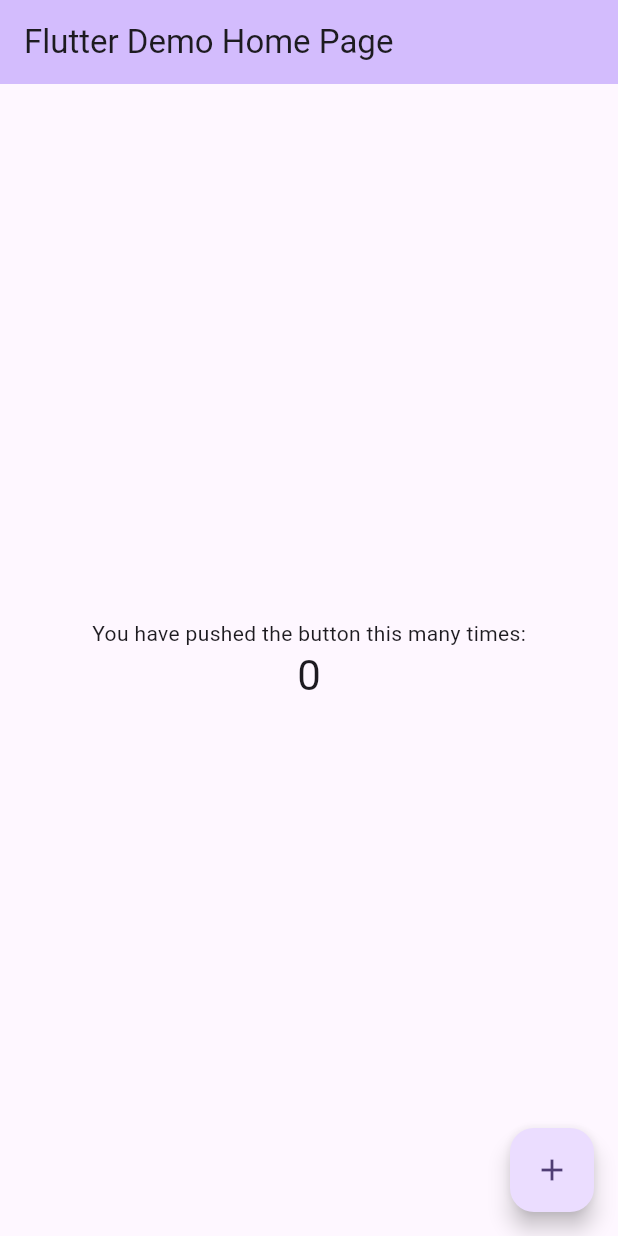
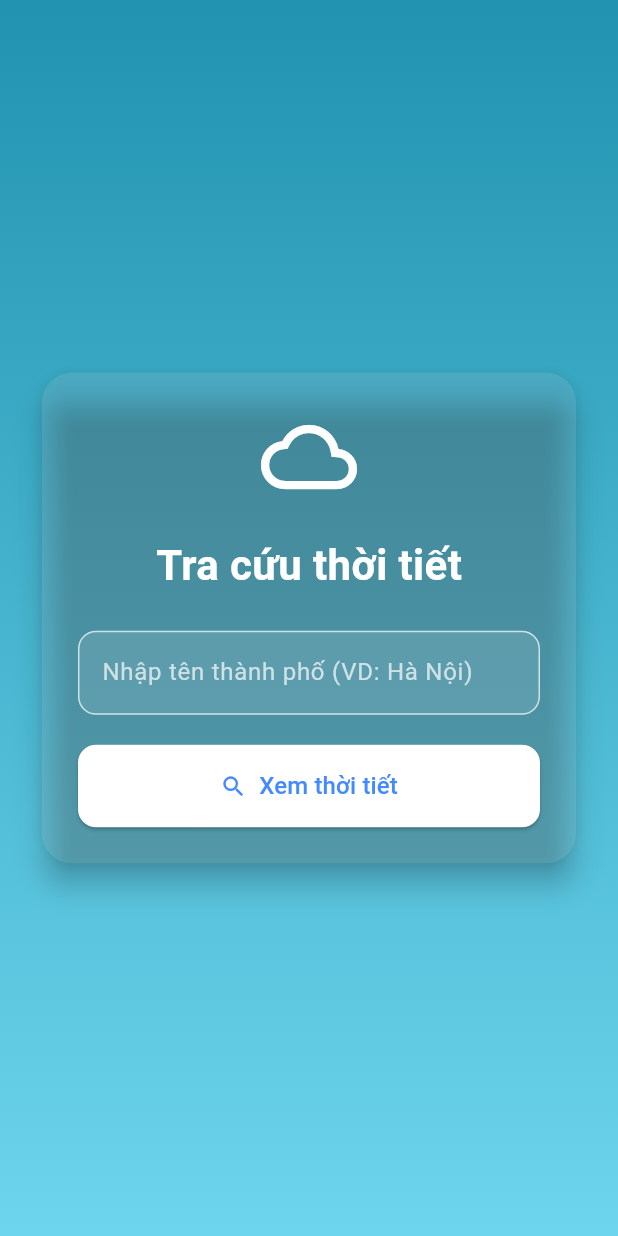
Before and after one commit to huy42hz/Androistudio, a Flutter app: the screen it shows after launch, on a phone screen of 412 x 824 dp. Run offline on Flutter 3.47's test engine with Material 3 defaults, Android fonts, the phone set to English and light mode, and no system bars; our stand-ins replace weather_icons.

Commit message:
Add files via upload

```diff
--- a/lib/main.dart
+++ b/lib/main.dart
@@ -1,122 +1,134 @@
 import 'package:flutter/material.dart';
+import 'weather_screen.dart';
 
 void main() {
-  runApp(const MyApp());
+  runApp(const WeatherApp());
 }
 
-class MyApp extends StatelessWidget {
-  const MyApp({super.key});
+class WeatherApp extends StatelessWidget {
+  const WeatherApp({super.key});
 
-  // This widget is the root of your application.
   @override
   Widget build(BuildContext context) {
     return MaterialApp(
-      title: 'Flutter Demo',
-      theme: ThemeData(
-        // This is the theme of your application.
-        //
-        // TRY THIS: Try running your application with "flutter run". You'll see
-        // the application has a purple toolbar. Then, without quitting the app,
-        // try changing the seedColor in the colorScheme below to Colors.green
-        // and then invoke "hot reload" (save your changes or press the "hot
-        // reload" button in a Flutter-supported IDE, or press "r" if you used
-        // the command line to start the app).
-        //
-        // Notice that the counter didn't reset back to zero; the application
-        // state is not lost during the reload. To reset the state, use hot
-        // restart instead.
-        //
-        // This works for code too, not just values: Most code changes can be
-        // tested with just a hot reload.
-        colorScheme: ColorScheme.fromSeed(seedColor: Colors.deepPurple),
-      ),
-      home: const MyHomePage(title: 'Flutter Demo Home Page'),
+      title: 'Weather App',
+      debugShowCheckedModeBanner: false,
+      theme: ThemeData.dark(useMaterial3: true),
+      home: const HomeScreen(),
     );
   }
 }
 
-class MyHomePage extends StatefulWidget {
-  const MyHomePage({super.key, required this.title});
-
-  // This widget is the home page of your application. It is stateful, meaning
-  // that it has a State object (defined below) that contains fields that affect
-  // how it looks.
-
-  // This class is the configuration for the state. It holds the values (in this
-  // case the title) provided by the parent (in this case the App widget) and
-  // used by the build method of the State. Fields in a Widget subclass are
-  // always marked "final".
-
-  final String title;
+class HomeScreen extends StatefulWidget {
+  const HomeScreen({super.key});
 
   @override
-  State<MyHomePage> createState() => _MyHomePageState();
+  State<HomeScreen> createState() => _HomeScreenState();
 }
 
-class _MyHomePageState extends State<MyHomePage> {
-  int _counter = 0;
+class _HomeScreenState extends State<HomeScreen> {
+  final cityController = TextEditingController();
 
-  void _incrementCounter() {
-    setState(() {
-      // This call to setState tells the Flutter framework that something has
-      // changed in this State, which causes it to rerun the build method below
-      // so that the display can reflect the updated values. If we changed
-      // _counter without calling setState(), then the build method would not be
-      // called again, and so nothing would appear to happen.
-      _counter++;
-    });
+  String normalizeCity(String input) {
+    return input
+        .toLowerCase()
+        .replaceAll(RegExp(r'[àáạảãâầấậẩẫăằắặẳẵ]'), 'a')
+        .replaceAll(RegExp(r'[èéẹẻẽêềếệểễ]'), 'e')
+        .replaceAll(RegExp(r'[ìíịỉĩ]'), 'i')
+        .replaceAll(RegExp(r'[òóọỏõôồốộổỗơờớợởỡ]'), 'o')
+        .replaceAll(RegExp(r'[ùúụủũưừứựửữ]'), 'u')
+        .replaceAll(RegExp(r'[ỳýỵỷỹ]'), 'y')
+        .replaceAll(RegExp(r'đ'), 'd');
   }
 
   @override
   Widget build(BuildContext context) {
-    // This method is rerun every time setState is called, for instance as done
-    // by the _incrementCounter method above.
-    //
-    // The Flutter framework has been optimized to make rerunning build methods
-    // fast, so that you can just rebuild anything that needs updating rather
-    // than having to individually change instances of widgets.
     return Scaffold(
-      appBar: AppBar(
-        // TRY THIS: Try changing the color here to a specific color (to
-        // Colors.amber, perhaps?) and trigger a hot reload to see the AppBar
-        // change color while the other colors stay the same.
-        backgroundColor: Theme.of(context).colorScheme.inversePrimary,
-        // Here we take the value from the MyHomePage object that was created by
-        // the App.build method, and use it to set our appbar title.
-        title: Text(widget.title),
-      ),
-      body: Center(
-        // Center is a layout widget. It takes a single child and positions it
-        // in the middle of the parent.
-        child: Column(
-          // Column is also a layout widget. It takes a list of children and
-          // arranges them vertically. By default, it sizes itself to fit its
-          // children horizontally, and tries to be as tall as its parent.
-          //
-          // Column has various properties to control how it sizes itself and
-          // how it positions its children. Here we use mainAxisAlignment to
-          // center the children vertically; the main axis here is the vertical
-          // axis because Columns are vertical (the cross axis would be
-          // horizontal).
-          //
-          // TRY THIS: Invoke "debug painting" (choose the "Toggle Debug Paint"
-          // action in the IDE, or press "p" in the console), to see the
-          // wireframe for each widget.
-          mainAxisAlignment: MainAxisAlignment.center,
-          children: <Widget>[
-            const Text('You have pushed the button this many times:'),
-            Text(
-              '$_counter',
-              style: Theme.of(context).textTheme.headlineMedium,
+      body: Container(
+        width: double.infinity,
+        padding: const EdgeInsets.all(24),
+        decoration: const BoxDecoration(
+          gradient: LinearGradient(
+            colors: [Color(0xFF2193b0), Color(0xFF6dd5ed)],
+            begin: Alignment.topCenter,
+            end: Alignment.bottomCenter,
+          ),
+        ),
+        child: Center(
+          child: SingleChildScrollView(
+            child: Card(
+              shape: RoundedRectangleBorder(borderRadius: BorderRadius.circular(20)),
+              color: Colors.white.withOpacity(0.1),
+              elevation: 8,
+              child: Padding(
+                padding: const EdgeInsets.all(24.0),
+                child: Column(
+                  children: [
+                    const Icon(Icons.cloud_outlined, color: Colors.white, size: 64),
+                    const SizedBox(height: 20),
+                    const Text(
+                      'Tra cứu thời tiết',
+                      style: TextStyle(
+                        fontSize: 28,
+                        fontWeight: FontWeight.bold,
+                        color: Colors.white,
+                      ),
+                    ),
+                    const SizedBox(height: 24),
+                    TextField(
+                      controller: cityController,
+                      style: const TextStyle(color: Colors.white),
+                      decoration: InputDecoration(
+                        labelText: 'Nhập tên thành phố (VD: Hà Nội)',
+                        labelStyle: const TextStyle(color: Colors.white70),
+                        filled: true,
+                        fillColor: Colors.white.withOpacity(0.1),
+                        border: OutlineInputBorder(borderRadius: BorderRadius.circular(12)),
+                        enabledBorder: OutlineInputBorder(
+                          borderRadius: BorderRadius.circular(12),
+                          borderSide: const BorderSide(color: Colors.white70),
+                        ),
+                        focusedBorder: OutlineInputBorder(
+                          borderRadius: BorderRadius.circular(12),
+                          borderSide: const BorderSide(color: Colors.white),
+                        ),
+                      ),
+                    ),
+                    const SizedBox(height: 20),
+                    SizedBox(
+                      width: double.infinity,
+                      child: ElevatedButton.icon(
+                        style: ElevatedButton.styleFrom(
+                          backgroundColor: Colors.white,
+                          foregroundColor: Colors.blueAccent,
+                          padding: const EdgeInsets.symmetric(vertical: 16),
+                          shape: RoundedRectangleBorder(
+                            borderRadius: BorderRadius.circular(12),
+                          ),
+                        ),
+                        onPressed: () {
+                          final rawCity = cityController.text.trim();
+                          if (rawCity.isNotEmpty) {
+                            final city = normalizeCity(rawCity);
+                            Navigator.push(
+                              context,
+                              MaterialPageRoute(
+                                builder: (context) => WeatherScreen(city: city),
+                              ),
+                            );
+                          }
+                        },
+                        icon: const Icon(Icons.search),
+                        label: const Text('Xem thời tiết', style: TextStyle(fontSize: 16)),
+                      ),
+                    ),
+                  ],
+                ),
+              ),
             ),
-          ],
+          ),
         ),
       ),
-      floatingActionButton: FloatingActionButton(
-        onPressed: _incrementCounter,
-        tooltip: 'Increment',
-        child: const Icon(Icons.add),
-      ), // This trailing comma makes auto-formatting nicer for build methods.
     );
   }
 }
```
Also changed, not shown: lib/weather_screen.dart (added, +102 -0 lines), lib/weather_service.dart (added, +18 -0 lines).
